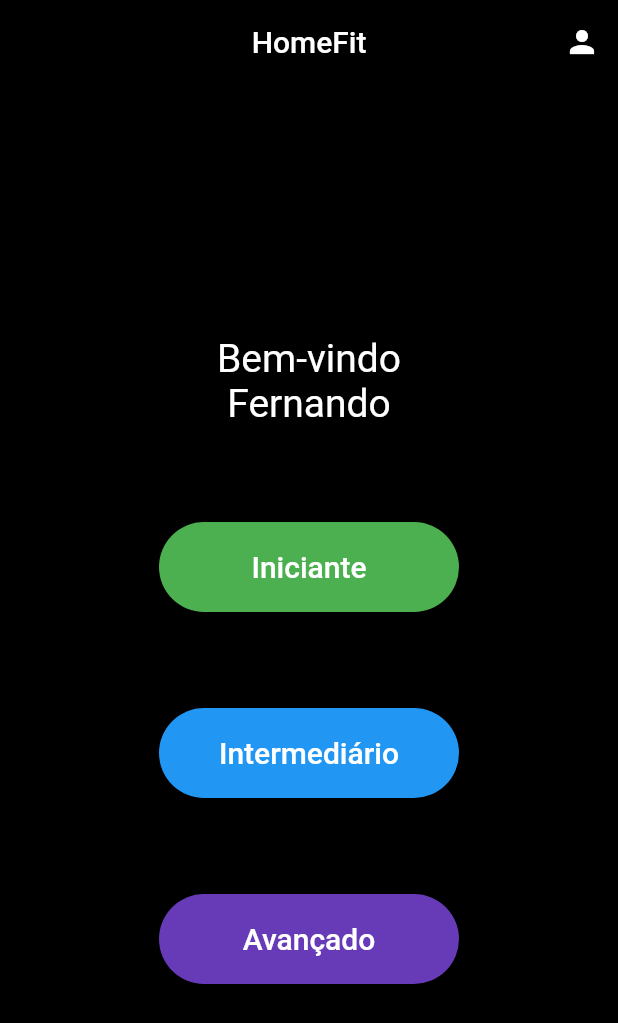
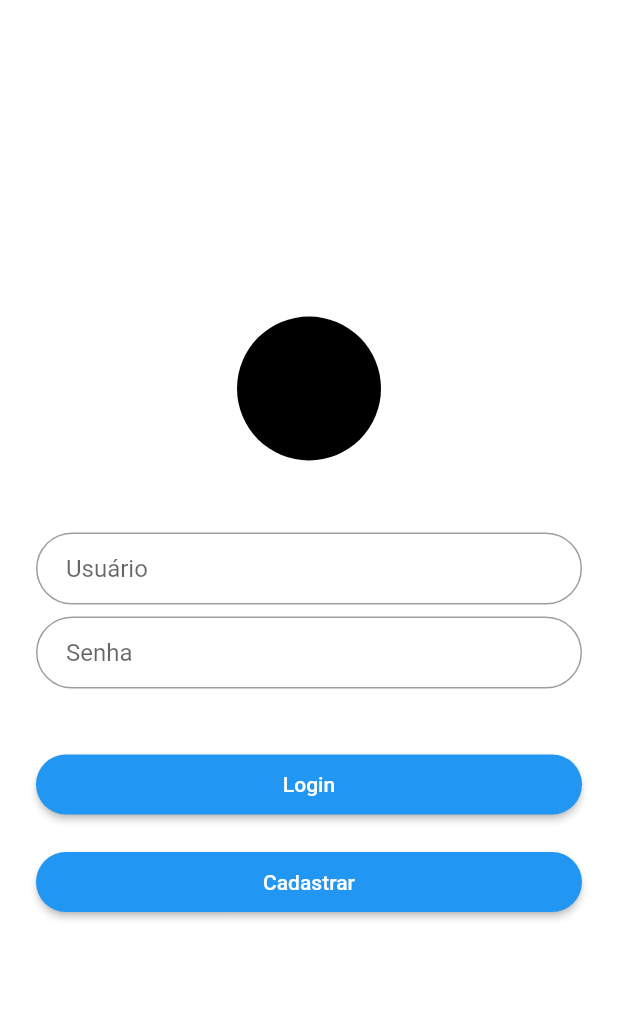
Before and after one commit to fernandosaints/HomeFit, a Flutter app: the screen it shows after launch, on a phone screen of 412 x 824 dp. Shown: the top 1023 px of the screen. Run offline on Flutter 3.47's test engine with Material 2 defaults, Android fonts, the light colour scheme and no system bars; our stand-ins replace flutter_swiper, percent_indicator.

Commit message:
mudanças e adição de login

```diff
--- /dev/null
+++ b/lib/UI/LoginPage.dart
@@ -0,0 +1,92 @@
+import 'package:flutter/material.dart';
+import 'package:home_fit/main.dart';
+
+class LoginPage extends StatefulWidget {
+  static String tag = 'login-page';
+  @override
+  _LoginPageState createState() => new _LoginPageState();
+}
+
+class _LoginPageState extends State<LoginPage> {
+  @override
+  Widget build(BuildContext context) {
+    final logo = Hero(
+      tag: 'hero',
+      child: CircleAvatar(
+        backgroundColor: Colors.black,
+        radius: 48.0,
+        //child: Image.asset('assets/logo.png'),
+      ),
+    );
+
+    final email = TextFormField(
+      keyboardType: TextInputType.emailAddress,
+      autofocus: false,
+      decoration: InputDecoration(
+        hintText: 'Usuário',
+        contentPadding: EdgeInsets.fromLTRB(20.0, 10.0, 20.0, 10.0),
+        border: OutlineInputBorder(borderRadius: BorderRadius.circular(32.0)),
+      ),
+    );
+
+    final password = TextFormField(
+      autofocus: false,
+      obscureText: true,
+      decoration: InputDecoration(
+        hintText: 'Senha',
+        contentPadding: EdgeInsets.fromLTRB(20.0, 10.0, 20.0, 10.0),
+        border: OutlineInputBorder(borderRadius: BorderRadius.circular(32.0)),
+      ),
+    );
+
+    final loginButton = Padding(
+      padding: EdgeInsets.symmetric(vertical: 16.0),
+      child: RaisedButton(
+        shape: RoundedRectangleBorder(
+          borderRadius: BorderRadius.circular(24),
+        ),
+        onPressed: () => Navigator.pushReplacement(
+          context,MaterialPageRoute(builder: (context) => MyHomePage()),
+        ),
+        padding: EdgeInsets.all(12),
+        color: Colors.blue,
+        child: Text('Login', style: TextStyle(color: Colors.white)),
+      ),
+    );
+
+    final registerButton = Padding(
+      padding: EdgeInsets.symmetric(vertical: 1.0),
+      child: RaisedButton(
+        shape: RoundedRectangleBorder(
+          borderRadius: BorderRadius.circular(24),
+        ),
+        onPressed: () => Navigator.pushReplacement(
+          context,MaterialPageRoute(builder: (context) => MyHomePage()),
+        ),
+        padding: EdgeInsets.all(12),
+        color: Colors.blue,
+        child: Text('Cadastrar', style: TextStyle(color: Colors.white)),
+      ),
+    );
+
+    return Scaffold(
+      backgroundColor: Colors.white,
+      body: Center(
+        child: ListView(
+          shrinkWrap: true,
+          padding: EdgeInsets.only(left: 24.0, right: 24.0),
+          children: <Widget>[
+            logo,
+            SizedBox(height: 48.0),
+            email,
+            SizedBox(height: 8.0),
+            password,
+            SizedBox(height: 24.0),
+            loginButton,
+            registerButton,
+          ],
+        ),
+      ),
+    );
+  }
+}
--- a/lib/main.dart
+++ b/lib/main.dart
@@ -1,7 +1,9 @@
 import 'package:flutter/material.dart';
 import 'package:home_fit/UI/Exercicios.dart';
+import 'package:home_fit/UI/LoginPage.dart';
 import 'package:home_fit/UI/Perfil.dart';
 import 'package:home_fit/UI/ScaleRoute.dart';
+import 'package:home_fit/Util/exercicos_data.dart';
 
 void main() => runApp(MyApp());
 
@@ -14,7 +16,7 @@ class MyApp extends StatelessWidget {
       theme: ThemeData(
         primarySwatch: Colors.blue,
       ),
-      home: MyHomePage(),
+      home: LoginPage(),
     );
   }
 }
@@ -34,16 +36,17 @@ class _MyHomePageState extends State<MyHomePage> {
   Widget build(BuildContext context) {
 
     return Scaffold(
-      backgroundColor: Colors.black,
+      backgroundColor: Colors.white,
       appBar: AppBar(
-        backgroundColor: Colors.black,
-        title: Text('HomeFit'),
+        backgroundColor: Colors.white,
+        title: Text('HomeFit', style: TextStyle(color:Colors.black),),
         centerTitle: true,
+        elevation: 0.0,
         actions: <Widget>[
           IconButton(
             icon: Icon(
               Icons.person,
-              color: Colors.white,
+              color: Colors.black,
             ),
             onPressed: () => Navigator.push(
               context,
@@ -55,6 +58,13 @@ class _MyHomePageState extends State<MyHomePage> {
                 ),
               ),
             ),
+          ),
+          IconButton(
+            icon: Icon(
+              Icons.exit_to_app,
+              color: Colors.black,
+            ),
+            onPressed: () => Navigator.pushReplacement(context,MaterialPageRoute(builder: (context) => LoginPage())),
           ),
         ],
       ),
@@ -70,7 +80,7 @@ class _MyHomePageState extends State<MyHomePage> {
                   textAlign: TextAlign.center,
                   style: TextStyle(
                     fontSize: 26,
-                    color: Colors.white,
+                    color: Colors.black,
                   ),
                 ),
               ),
@@ -96,7 +106,8 @@ class _MyHomePageState extends State<MyHomePage> {
                       _onExercicioselect(
                       context,
                       'Iniciante',
-                      Colors.green,
+                      inicianteExercicios,
+                      Colors.green
                       ),
                     }
                   ),
@@ -125,9 +136,9 @@ class _MyHomePageState extends State<MyHomePage> {
                      _onExercicioselect(
                       context,
                       'Intermediário',
+                      intermediarioExercicios,
                       Colors.blue,
-                    ),
-                    }
+                    ),}
                   ),
                 ),
               ),
@@ -154,6 +165,7 @@ class _MyHomePageState extends State<MyHomePage> {
                     _onExercicioselect(
                       context,
                       'Avançado',
+                      avancadoExercicios,
                       Colors.deepPurple[400],
                     ),
                     }
@@ -170,6 +182,7 @@ class _MyHomePageState extends State<MyHomePage> {
   void _onExercicioselect(
     BuildContext context,
     String title,
+    List<String> exercicios,
     Color color,
   ) async {
     Navigator.push(
@@ -177,6 +190,7 @@ class _MyHomePageState extends State<MyHomePage> {
       ScaleRoute(
         page: Exercicios(
           title: title,
+          exercicios: exercicios,
           color: color,
         ),
       ),
```
Also changed, not shown: lib/UI/Exercicios.dart (+18 -7 lines), lib/UI/MyCard.dart (+7 -7 lines), lib/UI/Perfil.dart (+12 -8 lines), lib/Util/exercicos_data.dart (added, +20 -0 lines), pubspec.yaml (+8 -4 lines), assets/BearCrawl.gif (added), assets/Caminhada.gif (added), assets/EscaladaReversa.gif (added), assets/PranchaAlternada.gif (added), assets/Rollback.gif (added), assets/SquatAlternado.gif (added).
